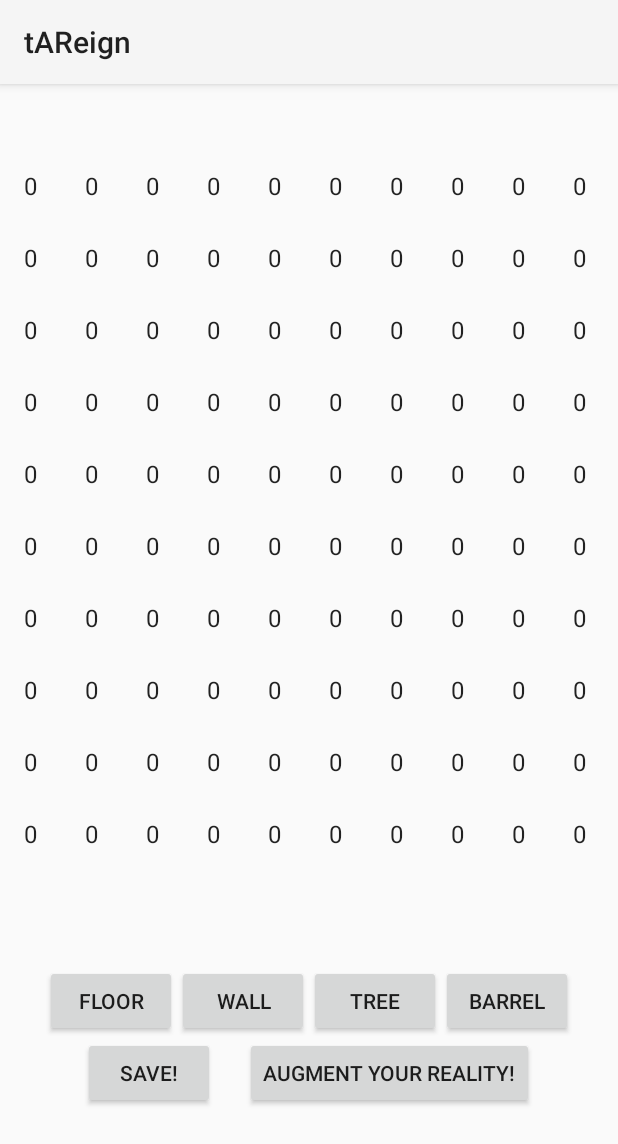
After one commit to tAReign/tareign-android, an Android app: the GridActivity screen opened directly, with no data from a screen before it, on a phone screen of 412 x 824 dp. The commit adds this screen. Shown: the top 1144 px of the screen. Run offline under Robolectric (Android 15) with nearby library versions, the phone set to English and light mode, and no system bars; libraries missing offline, so code that uses them is left out: com.google.ar.sceneform.

Commit message:
Merge android-ui

```diff
--- a/hellosceneform/app/build.gradle
+++ b/hellosceneform/app/build.gradle
@@ -51,6 +51,7 @@ dependencies {
     //implementation "com.google.ar.sceneform:core:1.13.0"
 
     implementation "com.android.support:appcompat-v7:28.0.0"
+    implementation 'com.android.support.constraint:constraint-layout:1.1.3'
 }
 
 apply plugin: 'com.google.ar.sceneform.plugin'
--- /dev/null
+++ b/hellosceneform/app/src/main/java/com/google/ar/sceneform/samples/hellosceneform/GridActivity.java
@@ -0,0 +1,146 @@
+package com.google.ar.sceneform.samples.hellosceneform;
+
+import android.content.Intent;
+import android.support.v7.app.AppCompatActivity;
+import android.os.Bundle;
+import android.util.Log;
+import android.view.View;
+import android.widget.AdapterView;
+import android.widget.ArrayAdapter;
+import android.widget.Button;
+import android.widget.GridView;
+import android.widget.Toast;
+
+import java.io.FileNotFoundException;
+import java.io.FileOutputStream;
+import java.io.IOException;
+
+public class GridActivity extends AppCompatActivity {
+    Integer activeButton = 0;
+
+    GridView gridView;
+    Button floorButton;
+    Button wallButton;
+    Button treeButton;
+    Button barrelButton;
+    Button saveButton;
+    Button ARButton;
+
+    final Integer FLOOR_INT = 0;
+    final Integer WALL_INT = 1;
+    final Integer TREE_INT = 2;
+    final Integer BARREL_INT = 3;
+
+    public GridOfModels gridOfModels;
+    Integer[] myGrid = new Integer[] {0, 0, 0, 0, 0, 0, 0, 0, 0, 0,
+            0, 0, 0, 0, 0, 0, 0, 0, 0, 0,
+            0, 0, 0, 0, 0, 0, 0, 0, 0, 0,
+            0, 0, 0, 0, 0, 0, 0, 0, 0, 0,
+            0, 0, 0, 0, 0, 0, 0, 0, 0, 0,
+            0, 0, 0, 0, 0, 0, 0, 0, 0, 0,
+            0, 0, 0, 0, 0, 0, 0, 0, 0, 0,
+            0, 0, 0, 0, 0, 0, 0, 0, 0, 0,
+            0, 0, 0, 0, 0, 0, 0, 0, 0, 0,
+            0, 0, 0, 0, 0, 0, 0, 0, 0, 0};
+    @Override
+    protected void onCreate(Bundle savedInstanceState) {
+        super.onCreate(savedInstanceState);
+        setContentView(R.layout.activity_grid);
+        initViews();
+        setUpButtons();
+
+        Intent intent = getIntent();
+        int[] grid = intent.getIntArrayExtra("gridData");
+        if (grid != null) {
+            for (int i = 0; i < grid.length; i++) {
+                myGrid[i] = grid[i];
+            }
+        }
+        gridOfModels = new GridOfModels(myGrid);
+        final ArrayAdapter<Integer> adapter = new ArrayAdapter<Integer>(this,
+                android.R.layout.simple_list_item_1, gridOfModels.getGrid());
+        gridView.setAdapter(adapter);
+
+        gridView.setOnItemClickListener(new AdapterView.OnItemClickListener(){
+            public void onItemClick(AdapterView<?> parent, View view, int position, long id) {
+                myGrid[position] = activeButton;
+                gridOfModels.setGrid(myGrid);
+                adapter.notifyDataSetChanged();
+            }
+        });
+
+    }
+
+    private void setUpButtons() {
+        floorButton.setOnClickListener(new View.OnClickListener() {
+            @Override
+            public void onClick(View v) {
+                activeButton = FLOOR_INT;
+            }
+        });
+        wallButton.setOnClickListener(new View.OnClickListener() {
+            @Override
+            public void onClick(View v) {
+                activeButton = WALL_INT;
+            }
+        });
+        treeButton.setOnClickListener(new View.OnClickListener() {
+            @Override
+            public void onClick(View v) {
+                activeButton = TREE_INT;
+            }
+        });
+        barrelButton.setOnClickListener(new View.OnClickListener() {
+            @Override
+            public void onClick(View v) {
+                activeButton = BARREL_INT;
+            }
+        });
+        saveButton.setOnClickListener(new View.OnClickListener() {
+            @Override
+            public void onClick(View v) {
+                FileOutputStream fileOutputStream;
+                try {
+                    fileOutputStream = openFileOutput("finalProjectVRGrid.txt", MODE_PRIVATE);
+                    for (Integer currInt : myGrid) {
+                        fileOutputStream.write(currInt.toString().getBytes());
+                        fileOutputStream.write("\n".getBytes());
+                    }
+                    fileOutputStream.close();
+                    Log.d("Save", "Save was successful");
+                    Toast.makeText(v.getContext(), "File Saved", Toast.LENGTH_LONG).show();
+                } catch (FileNotFoundException e) {
+                    e.printStackTrace();
+                    Toast.makeText(v.getContext(), "Unable to save file", Toast.LENGTH_LONG).show();
+                } catch (IOException e) {
+                    e.printStackTrace();
+                    Toast.makeText(v.getContext(), "Unable to save file", Toast.LENGTH_LONG).show();
+
+                }
+
+            }
+        });
+        ARButton.setOnClickListener(new View.OnClickListener() {
+            @Override
+            public void onClick(View v) {
+                Intent intent = new Intent(v.getContext(), HelloSceneformActivity.class);
+                int[] grid = new int[myGrid.length];
+                for (int i = 0; i < myGrid.length; i++) {
+                    grid[i] = myGrid[i];
+                }
+                intent.putExtra("gridValues", grid);
+                startActivity(intent);
+            }
+        });
+    }
+
+    public void initViews() {
+        gridView = (GridView) findViewById(R.id.gridView);
+        floorButton = (Button) findViewById(R.id.floorButton);
+        wallButton = (Button) findViewById(R.id.wallButton);
+        treeButton = (Button) findViewById(R.id.treeButton);
+        barrelButton = (Button) findViewById(R.id.barrelButton);
+        saveButton = (Button) findViewById(R.id.saveButton);
+        ARButton = (Button) findViewById(R.id.renderButton);
+    }
+}
--- /dev/null
+++ b/hellosceneform/app/src/main/java/com/google/ar/sceneform/samples/hellosceneform/GridOfModels.java
@@ -0,0 +1,25 @@
+package com.google.ar.sceneform.samples.hellosceneform;
+
+/**
+ * Created by laithabad on 11/20/2019.
+ */
+
+public class GridOfModels {
+    private Integer[] grid;
+
+
+    public GridOfModels(Integer[] grid) {
+        this.grid = grid;
+    }
+
+    public Integer[] getGrid() {
+        return grid;
+    }
+
+    public void setGrid(Integer[] grid) {
+        this.grid = grid;
+    }
+
+
+
+}
--- /dev/null
+++ b/hellosceneform/app/src/main/res/layout/activity_grid.xml
@@ -0,0 +1,72 @@
+<?xml version="1.0" encoding="utf-8"?>
+<LinearLayout xmlns:android="http://schemas.android.com/apk/res/android"
+    xmlns:app="http://schemas.android.com/apk/res-auto"
+    xmlns:tools="http://schemas.android.com/tools"
+    android:layout_width="match_parent"
+    android:layout_height="match_parent"
+    tools:context="com.google.ar.sceneform.samples.hellosceneform.GridActivity"
+    android:weightSum="1"
+    android:orientation="vertical"
+    android:gravity="center"
+    >
+    <GridView
+        android:id="@+id/gridView"
+        android:layout_width="wrap_content"
+        android:layout_height="wrap_content"
+        android:gravity="center"
+        android:numColumns="10"
+        android:layout_weight="0.41"
+        android:layout_marginTop="20dp"
+        >
+    </GridView>
+    <LinearLayout
+        android:layout_width="wrap_content"
+        android:layout_height="wrap_content"
+        android:layout_marginTop="30dp">
+        <Button
+            android:id="@+id/floorButton"
+            android:layout_width="wrap_content"
+            android:layout_height="wrap_content"
+            android:text = "@string/floor"
+            />
+        <Button
+            android:id="@+id/wallButton"
+            android:layout_width="wrap_content"
+            android:layout_height="wrap_content"
+            android:text = "@string/wall"
+            />
+        <Button
+            android:id="@+id/treeButton"
+            android:layout_width="wrap_content"
+            android:layout_height="wrap_content"
+            android:text = "@string/tree"
+            />
+        <Button
+            android:id="@+id/barrelButton"
+            android:layout_width="wrap_content"
+            android:layout_height="wrap_content"
+            android:text = "@string/barrel"
+            />
+    </LinearLayout>
+    <LinearLayout
+        android:gravity="center"
+        android:layout_width="match_parent"
+        android:layout_height="wrap_content"
+        android:layout_marginBottom="60dp"
+        >
+        <Button
+            android:id="@+id/saveButton"
+            android:layout_width="wrap_content"
+            android:layout_height="wrap_content"
+            android:text="@string/save"
+            android:layout_marginRight="10dp"
+            />
+        <Button
+            android:id="@+id/renderButton"
+            android:layout_width="wrap_content"
+            android:layout_height="wrap_content"
+            android:text="@string/go_to_ar"
+            android:layout_marginLeft="10dp"
+            />
+    </LinearLayout>
+</LinearLayout>
--- a/hellosceneform/app/src/main/res/values/strings.xml
+++ b/hellosceneform/app/src/main/res/values/strings.xml
@@ -1,5 +1,4 @@
-<?xml version="1.0" encoding="utf-8"?>
-<!--
+<?xml version="1.0" encoding="utf-8"?><!--
    Copyright 2018 Google LLC.
 
    Licensed under the Apache License, Version 2.0 (the "License");
@@ -15,5 +14,16 @@
    limitations under the License.
 -->
 <resources>
-    <string name="app_name">Hello Sceneform</string>
+    <string name="app_name">tAReign</string>
+    <string name="floor">Floor</string>
+    <string name="wall">Wall</string>
+    <string name="tree">Tree</string>
+    <string name="barrel">Barrel</string>
+    <string name="title_activity_main">MainActivity</string>
+    <string name="tareign">tAReign</string>
+    <string name="build_your_own_terrain_and_project_onto_a_flat_surface">Build your own terrain and project onto a flat surface</string>
+    <string name="create_a_new_grid">Create a new grid</string>
+    <string name="load_an_old_grid">Load an old grid</string>
+    <string name="save">Save!</string>
+    <string name="go_to_ar">Augment Your Reality!</string>
 </resources>
```
Also changed, not shown: hellosceneform/app/src/main/AndroidManifest.xml (+31 -31 lines), hellosceneform/app/src/main/java/com/google/ar/sceneform/samples/hellosceneform/HelloSceneformActivity.java (+6 -4 lines), hellosceneform/app/src/main/java/com/google/ar/sceneform/samples/hellosceneform/MainActivity.java (added, +67 -0 lines), hellosceneform/app/src/main/res/layout/activity_main.xml (added, +53 -0 lines).
